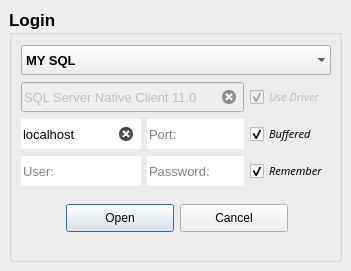
The window that MYQT_Application/assets/UI/Layout/ConnectorWindow.ui (fer-moreira/MYQT) describes before a commit, drawn with Qt 5.
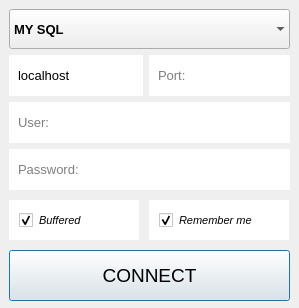
The same window after the commit.

What changed in the file:
```diff
--- a/MYQT_Application/assets/UI/Layout/ConnectorWindow.ui
+++ b/MYQT_Application/assets/UI/Layout/ConnectorWindow.ui
@@ -9,26 +9,14 @@
    <rect>
     <x>0</x>
     <y>0</y>
-    <width>351</width>
-    <height>271</height>
+    <width>299</width>
+    <height>308</height>
    </rect>
   </property>
-  <property name="sizePolicy">
-   <sizepolicy hsizetype="Fixed" vsizetype="Fixed">
-    <horstretch>0</horstretch>
-    <verstretch>0</verstretch>
-   </sizepolicy>
-  </property>
-  <property name="minimumSize">
-   <size>
-    <width>351</width>
-    <height>271</height>
-   </size>
-  </property>
   <property name="maximumSize">
    <size>
-    <width>351</width>
-    <height>271</height>
+    <width>299</width>
+    <height>308</height>
    </size>
   </property>
   <property name="font">
@@ -56,28 +44,21 @@
    <set>QMainWindow::AllowTabbedDocks|QMainWindow::AnimatedDocks|QMainWindow::VerticalTabs</set>
   </property>
   <widget class="QWidget" name="centralwidget">
-   <layout class="QGridLayout" name="gridLayout">
-    <item row="0" column="0">
-     <widget class="QGroupBox" name="groupBox">
-      <property name="minimumSize">
-       <size>
-        <width>333</width>
-        <height>253</height>
-       </size>
-      </property>
-      <property name="font">
-       <font>
-        <pointsize>13</pointsize>
-        <weight>75</weight>
-        <bold>true</bold>
-       </font>
-      </property>
-      <property name="title">
-       <string>Login</string>
-      </property>
-      <layout class="QGridLayout" name="gridLayout_2">
-       <item row="0" column="0" colspan="3">
+   <property name="sizePolicy">
+    <sizepolicy hsizetype="Preferred" vsizetype="Preferred">
+     <horstretch>0</horstretch>
+     <verstretch>0</verstretch>
+    </sizepolicy>
+   </property>
         <widget class="QComboBox" name="comboBox">
+    <property name="geometry">
+     <rect>
+      <x>9</x>
+      <y>9</y>
+      <width>281</width>
+      <height>40</height>
+     </rect>
+    </property>
          <property name="sizePolicy">
           <sizepolicy hsizetype="Expanding" vsizetype="Fixed">
            <horstretch>0</horstretch>
@@ -86,12 +67,13 @@
          </property>
          <property name="minimumSize">
           <size>
-           <width>310</width>
-           <height>30</height>
+      <width>101</width>
+      <height>40</height>
           </size>
          </property>
          <property name="font">
           <font>
+      <family>Arial</family>
            <pointsize>10</pointsize>
            <weight>75</weight>
            <bold>true</bold>
@@ -107,7 +89,7 @@
           <bool>false</bool>
          </property>
          <property name="styleSheet">
-          <string notr="true">padding:4</string>
+     <string notr="true"/>
          </property>
          <property name="editable">
           <bool>false</bool>
@@ -117,8 +99,8 @@
          </property>
          <property name="iconSize">
           <size>
-           <width>20</width>
-           <height>20</height>
+      <width>32</width>
+      <height>32</height>
           </size>
          </property>
          <property name="frame">
@@ -140,178 +122,27 @@
           </property>
          </item>
         </widget>
-       </item>
-       <item row="1" column="0" colspan="2">
-        <widget class="QLineEdit" name="driver_in">
+   <widget class="QCheckBox" name="remember">
          <property name="enabled">
-          <bool>false</bool>
-         </property>
-         <property name="minimumSize">
-          <size>
-           <width>220</width>
-           <height>30</height>
-          </size>
-         </property>
-         <property name="font">
-          <font>
-           <pointsize>10</pointsize>
-           <weight>50</weight>
-           <bold>false</bold>
-          </font>
-         </property>
-         <property name="cursor">
-          <cursorShape>ForbiddenCursor</cursorShape>
-         </property>
-         <property name="toolTip">
-          <string>&lt;html&gt;&lt;head/&gt;&lt;body&gt;&lt;p&gt;Driver&lt;/p&gt;&lt;/body&gt;&lt;/html&gt;</string>
-         </property>
-         <property name="text">
-          <string>SQL Server Native Client 11.0</string>
-         </property>
-         <property name="frame">
           <bool>true</bool>
          </property>
-         <property name="alignment">
-          <set>Qt::AlignLeading|Qt::AlignLeft|Qt::AlignVCenter</set>
-         </property>
-         <property name="placeholderText">
-          <string>Driver:</string>
-         </property>
-         <property name="clearButtonEnabled">
-          <bool>true</bool>
-         </property>
-        </widget>
-       </item>
-       <item row="1" column="2">
-        <widget class="QCheckBox" name="driver">
-         <property name="enabled">
-          <bool>false</bool>
-         </property>
+    <property name="geometry">
+     <rect>
+      <x>149</x>
+      <y>200</y>
+      <width>140</width>
+      <height>40</height>
+     </rect>
+    </property>
          <property name="minimumSize">
           <size>
-           <width>80</width>
-           <height>30</height>
+      <width>140</width>
+      <height>40</height>
           </size>
          </property>
          <property name="font">
           <font>
-           <family>Arial,Helvetica,sans-serif</family>
-           <pointsize>8</pointsize>
-           <weight>50</weight>
-           <italic>true</italic>
-           <bold>false</bold>
-          </font>
-         </property>
-         <property name="cursor">
-          <cursorShape>ForbiddenCursor</cursorShape>
-         </property>
-         <property name="toolTip">
-          <string>&lt;html&gt;&lt;head/&gt;&lt;body&gt;&lt;p&gt;Use server Driver&lt;/p&gt;&lt;/body&gt;&lt;/html&gt;</string>
-         </property>
-         <property name="text">
-          <string>Use Driver</string>
-         </property>
-         <property name="checkable">
-          <bool>true</bool>
-         </property>
-         <property name="checked">
-          <bool>true</bool>
-         </property>
-         <property name="autoRepeat">
-          <bool>false</bool>
-         </property>
-         <property name="autoExclusive">
-          <bool>false</bool>
-         </property>
-         <property name="tristate">
-          <bool>false</bool>
-         </property>
-        </widget>
-       </item>
-       <item row="2" column="0">
-        <widget class="QLineEdit" name="host_in">
-         <property name="minimumSize">
-          <size>
-           <width>120</width>
-           <height>30</height>
-          </size>
-         </property>
-         <property name="font">
-          <font>
-           <pointsize>10</pointsize>
-           <weight>50</weight>
-           <bold>false</bold>
-          </font>
-         </property>
-         <property name="toolTip">
-          <string>&lt;html&gt;&lt;head/&gt;&lt;body&gt;&lt;p&gt;Server / IP&lt;/p&gt;&lt;/body&gt;&lt;/html&gt;</string>
-         </property>
-         <property name="text">
-          <string>localhost</string>
-         </property>
-         <property name="frame">
-          <bool>false</bool>
-         </property>
-         <property name="alignment">
-          <set>Qt::AlignLeading|Qt::AlignLeft|Qt::AlignVCenter</set>
-         </property>
-         <property name="placeholderText">
-          <string>Server/IP:</string>
-         </property>
-         <property name="clearButtonEnabled">
-          <bool>true</bool>
-         </property>
-        </widget>
-       </item>
-       <item row="2" column="1">
-        <widget class="QLineEdit" name="port_in">
-         <property name="minimumSize">
-          <size>
-           <width>88</width>
-           <height>30</height>
-          </size>
-         </property>
-         <property name="font">
-          <font>
-           <pointsize>10</pointsize>
-           <weight>50</weight>
-           <bold>false</bold>
-          </font>
-         </property>
-         <property name="toolTip">
-          <string>&lt;html&gt;&lt;head/&gt;&lt;body&gt;&lt;p&gt;Server PORT&lt;/p&gt;&lt;/body&gt;&lt;/html&gt;</string>
-         </property>
-         <property name="text">
-          <string/>
-         </property>
-         <property name="frame">
-          <bool>false</bool>
-         </property>
-         <property name="alignment">
-          <set>Qt::AlignLeading|Qt::AlignLeft|Qt::AlignVCenter</set>
-         </property>
-         <property name="placeholderText">
-          <string>Port:</string>
-         </property>
-         <property name="clearButtonEnabled">
-          <bool>true</bool>
-         </property>
-        </widget>
-       </item>
-       <item row="2" column="2">
-        <widget class="QCheckBox" name="buffered">
-         <property name="enabled">
-          <bool>true</bool>
-         </property>
-         <property name="minimumSize">
-          <size>
-           <width>80</width>
-           <height>30</height>
-          </size>
-         </property>
-         <property name="font">
-          <font>
-           <family>Arial,Helvetica,sans-serif</family>
+      <family>Arial</family>
            <pointsize>8</pointsize>
            <weight>50</weight>
            <italic>true</italic>
@@ -322,10 +153,22 @@
           <cursorShape>PointingHandCursor</cursorShape>
          </property>
          <property name="toolTip">
-          <string>&lt;html&gt;&lt;head/&gt;&lt;body&gt;&lt;p&gt;Buffered Connection&lt;/p&gt;&lt;/body&gt;&lt;/html&gt;</string>
+     <string>&lt;html&gt;&lt;head/&gt;&lt;body&gt;&lt;p&gt;Trusted Connection&lt;/p&gt;&lt;/body&gt;&lt;/html&gt;</string>
+    </property>
+    <property name="autoFillBackground">
+     <bool>false</bool>
+    </property>
+    <property name="styleSheet">
+     <string notr="true">padding:10;background:white;</string>
          </property>
          <property name="text">
-          <string>Buffered</string>
+     <string>Remember me</string>
+    </property>
+    <property name="iconSize">
+     <size>
+      <width>32</width>
+      <height>32</height>
+     </size>
          </property>
          <property name="checkable">
           <bool>true</bool>
@@ -343,49 +186,24 @@
           <bool>false</bool>
          </property>
         </widget>
-       </item>
-       <item row="3" column="0">
-        <widget class="QLineEdit" name="user_in">
-         <property name="minimumSize">
-          <size>
-           <width>120</width>
-           <height>30</height>
-          </size>
-         </property>
-         <property name="font">
-          <font>
-           <pointsize>10</pointsize>
-           <weight>50</weight>
-           <bold>false</bold>
-          </font>
-         </property>
-         <property name="toolTip">
-          <string>&lt;html&gt;&lt;head/&gt;&lt;body&gt;&lt;p&gt;Username&lt;/p&gt;&lt;/body&gt;&lt;/html&gt;</string>
-         </property>
-         <property name="text">
-          <string/>
-         </property>
-         <property name="frame">
-          <bool>false</bool>
-         </property>
-         <property name="placeholderText">
-          <string>User:</string>
-         </property>
-         <property name="clearButtonEnabled">
-          <bool>true</bool>
-         </property>
-        </widget>
-       </item>
-       <item row="3" column="1">
         <widget class="QLineEdit" name="pass_in">
+    <property name="geometry">
+     <rect>
+      <x>9</x>
+      <y>149</y>
+      <width>281</width>
+      <height>41</height>
+     </rect>
+    </property>
          <property name="minimumSize">
           <size>
-           <width>88</width>
-           <height>30</height>
+      <width>281</width>
+      <height>41</height>
           </size>
          </property>
          <property name="font">
           <font>
+      <family>Arial</family>
            <pointsize>10</pointsize>
            <weight>50</weight>
            <bold>false</bold>
@@ -394,6 +212,9 @@
          <property name="toolTip">
           <string>&lt;html&gt;&lt;head/&gt;&lt;body&gt;&lt;p&gt;Password&lt;/p&gt;&lt;/body&gt;&lt;/html&gt;</string>
          </property>
+    <property name="styleSheet">
+     <string notr="true">padding:7;</string>
+    </property>
          <property name="text">
           <string/>
          </property>
@@ -410,24 +231,109 @@
           <enum>Qt::LogicalMoveStyle</enum>
          </property>
          <property name="clearButtonEnabled">
+     <bool>false</bool>
+    </property>
+   </widget>
+   <widget class="QPushButton" name="connect">
+    <property name="geometry">
+     <rect>
+      <x>9</x>
+      <y>250</y>
+      <width>281</width>
+      <height>51</height>
+     </rect>
+    </property>
+    <property name="minimumSize">
+     <size>
+      <width>281</width>
+      <height>51</height>
+     </size>
+    </property>
+    <property name="maximumSize">
+     <size>
+      <width>281</width>
+      <height>51</height>
+     </size>
+    </property>
+    <property name="font">
+     <font>
+      <family>Arial</family>
+      <pointsize>14</pointsize>
+     </font>
+    </property>
+    <property name="text">
+     <string>CONNECT</string>
+    </property>
+    <property name="default">
           <bool>true</bool>
          </property>
-        </widget>
-       </item>
-       <item row="3" column="2">
-        <widget class="QCheckBox" name="remember">
+    <property name="flat">
+     <bool>false</bool>
+    </property>
+   </widget>
+   <widget class="QLineEdit" name="user_in">
+    <property name="geometry">
+     <rect>
+      <x>9</x>
+      <y>102</y>
+      <width>281</width>
+      <height>41</height>
+     </rect>
+    </property>
+    <property name="minimumSize">
+     <size>
+      <width>281</width>
+      <height>41</height>
+     </size>
+    </property>
+    <property name="font">
+     <font>
+      <family>Arial</family>
+      <pointsize>10</pointsize>
+      <weight>50</weight>
+      <bold>false</bold>
+     </font>
+    </property>
+    <property name="toolTip">
+     <string>&lt;html&gt;&lt;head/&gt;&lt;body&gt;&lt;p&gt;Username&lt;/p&gt;&lt;/body&gt;&lt;/html&gt;</string>
+    </property>
+    <property name="styleSheet">
+     <string notr="true">padding:7;</string>
+    </property>
+    <property name="text">
+     <string/>
+    </property>
+    <property name="frame">
+     <bool>false</bool>
+    </property>
+    <property name="placeholderText">
+     <string>User:</string>
+    </property>
+    <property name="clearButtonEnabled">
+     <bool>false</bool>
+    </property>
+   </widget>
+   <widget class="QCheckBox" name="buffered">
          <property name="enabled">
           <bool>true</bool>
          </property>
+    <property name="geometry">
+     <rect>
+      <x>9</x>
+      <y>200</y>
+      <width>130</width>
+      <height>40</height>
+     </rect>
+    </property>
          <property name="minimumSize">
           <size>
-           <width>80</width>
-           <height>30</height>
+      <width>130</width>
+      <height>40</height>
           </size>
          </property>
          <property name="font">
           <font>
-           <family>Arial,Helvetica,sans-serif</family>
+      <family>Arial</family>
            <pointsize>8</pointsize>
            <weight>50</weight>
            <italic>true</italic>
@@ -438,10 +344,25 @@
           <cursorShape>PointingHandCursor</cursorShape>
          </property>
          <property name="toolTip">
-          <string>&lt;html&gt;&lt;head/&gt;&lt;body&gt;&lt;p&gt;Trusted Connection&lt;/p&gt;&lt;/body&gt;&lt;/html&gt;</string>
+     <string>&lt;html&gt;&lt;head/&gt;&lt;body&gt;&lt;p&gt;Buffered Connection&lt;/p&gt;&lt;/body&gt;&lt;/html&gt;</string>
+    </property>
+    <property name="layoutDirection">
+     <enum>Qt::LeftToRight</enum>
+    </property>
+    <property name="autoFillBackground">
+     <bool>false</bool>
+    </property>
+    <property name="styleSheet">
+     <string notr="true">padding:10;background:white;</string>
          </property>
          <property name="text">
-          <string>Remember</string>
+     <string>Buffered</string>
+    </property>
+    <property name="iconSize">
+     <size>
+      <width>32</width>
+      <height>32</height>
+     </size>
          </property>
          <property name="checkable">
           <bool>true</bool>
@@ -459,23 +380,69 @@
           <bool>false</bool>
          </property>
         </widget>
-       </item>
-       <item row="4" column="0" colspan="3">
-        <widget class="QDialogButtonBox" name="buttons">
+   <widget class="QLineEdit" name="host_in">
+    <property name="geometry">
+     <rect>
+      <x>9</x>
+      <y>55</y>
+      <width>134</width>
+      <height>41</height>
+     </rect>
+    </property>
          <property name="minimumSize">
           <size>
-           <width>311</width>
-           <height>51</height>
-          </size>
-         </property>
-         <property name="maximumSize">
+      <width>131</width>
+      <height>41</height>
+     </size>
+    </property>
+    <property name="font">
+     <font>
+      <family>Arial</family>
+      <pointsize>10</pointsize>
+      <weight>50</weight>
+      <bold>false</bold>
+     </font>
+    </property>
+    <property name="toolTip">
+     <string>&lt;html&gt;&lt;head/&gt;&lt;body&gt;&lt;p&gt;Server / IP&lt;/p&gt;&lt;/body&gt;&lt;/html&gt;</string>
+    </property>
+    <property name="styleSheet">
+     <string notr="true">padding:7;</string>
+    </property>
+    <property name="text">
+     <string>localhost</string>
+    </property>
+    <property name="frame">
+     <bool>false</bool>
+    </property>
+    <property name="alignment">
+     <set>Qt::AlignLeading|Qt::AlignLeft|Qt::AlignVCenter</set>
+    </property>
+    <property name="placeholderText">
+     <string>Server/IP:</string>
+    </property>
+    <property name="clearButtonEnabled">
+     <bool>false</bool>
+    </property>
+   </widget>
+   <widget class="QLineEdit" name="port_in">
+    <property name="geometry">
+     <rect>
+      <x>149</x>
+      <y>55</y>
+      <width>141</width>
+      <height>41</height>
+     </rect>
+    </property>
+    <property name="minimumSize">
           <size>
-           <width>311</width>
-           <height>51</height>
+      <width>141</width>
+      <height>41</height>
           </size>
          </property>
          <property name="font">
           <font>
+      <family>Arial</family>
            <pointsize>10</pointsize>
            <weight>50</weight>
            <bold>false</bold>
@@ -485,24 +452,24 @@
           <cursorShape>PointingHandCursor</cursorShape>
          </property>
          <property name="styleSheet">
-          <string notr="true">width:100; 
-height:20;</string>
-         </property>
-         <property name="orientation">
-          <enum>Qt::Horizontal</enum>
-         </property>
-         <property name="standardButtons">
-          <set>QDialogButtonBox::Cancel|QDialogButtonBox::Open</set>
-         </property>
-         <property name="centerButtons">
-          <bool>true</bool>
-         </property>
-        </widget>
-       </item>
-      </layout>
-     </widget>
-    </item>
-   </layout>
+     <string notr="true">padding:7;</string>
+    </property>
+    <property name="text">
+     <string/>
+    </property>
+    <property name="frame">
+     <bool>false</bool>
+    </property>
+    <property name="alignment">
+     <set>Qt::AlignLeading|Qt::AlignLeft|Qt::AlignVCenter</set>
+    </property>
+    <property name="placeholderText">
+     <string>Port:</string>
+    </property>
+    <property name="clearButtonEnabled">
+     <bool>false</bool>
+    </property>
+   </widget>
   </widget>
  </widget>
  <tabstops>
```
Left out of the diff: 6 changed lines with no effect on the pictures. Lines whose indentation alone changed are shown as unchanged.
